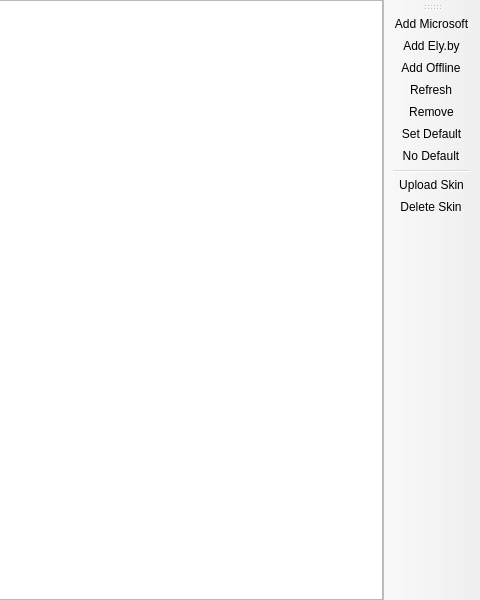
Old version of the form launcher/ui/pages/global/AccountListPage.ui in the repository Octol1ttle/ElyPrismLauncher; both pictures show x 320 to 800 and y 0 to 600 of the 800 by 600 pixel window.
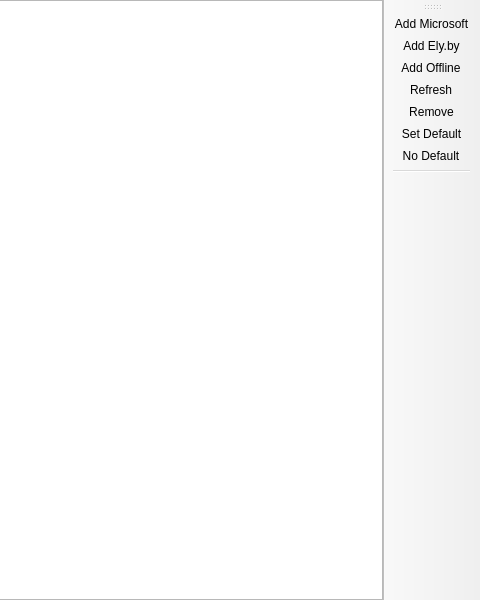
New version of the form. Custom widgets are drawn as their Qt base class.

Commit message: deleted UploadSkin and DeleteSkin buttons

Diff of the .ui file:
```diff
--- a/launcher/ui/pages/global/AccountListPage.ui
+++ b/launcher/ui/pages/global/AccountListPage.ui
@@ -86,19 +86,6 @@
     <string>&amp;No Default</string>
    </property>
   </action>
-  <action name="actionUploadSkin">
-   <property name="text">
-    <string>&amp;Upload Skin</string>
-   </property>
-  </action>
-  <action name="actionDeleteSkin">
-   <property name="text">
-    <string>&amp;Delete Skin</string>
-   </property>
-   <property name="toolTip">
-    <string>Delete the currently active skin and go back to the default one</string>
-   </property>
-  </action>
   <action name="actionAddMicrosoft">
    <property name="text">
     <string>&amp;Add Microsoft</string>
```
The commit also changes 1 other file.
